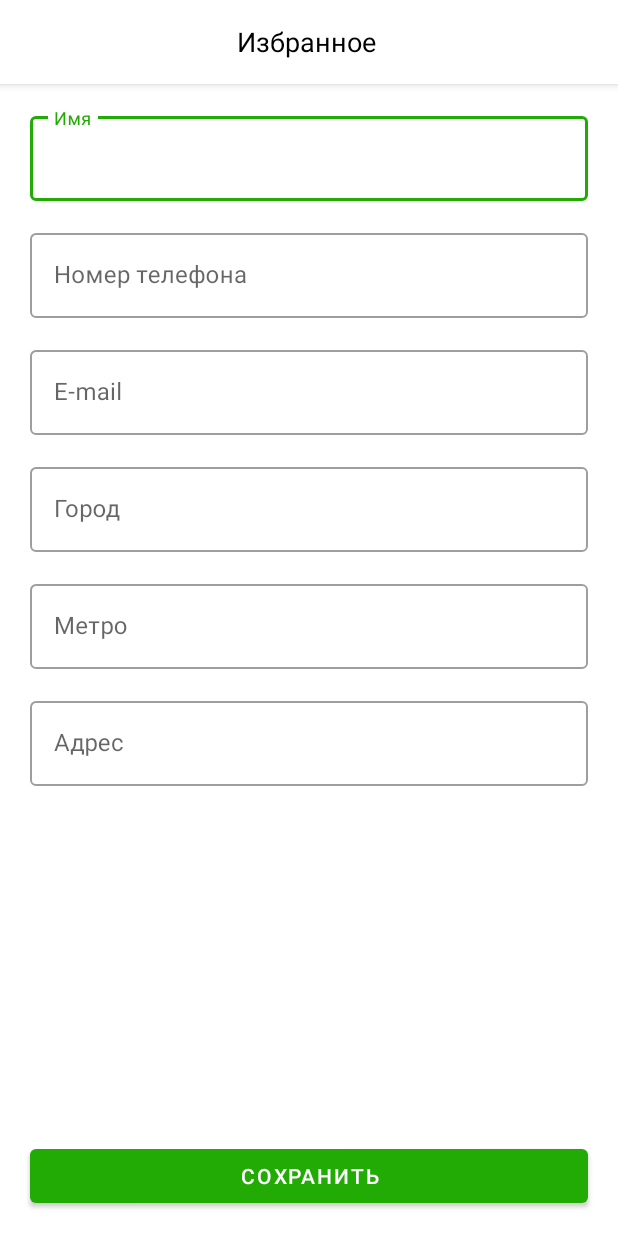
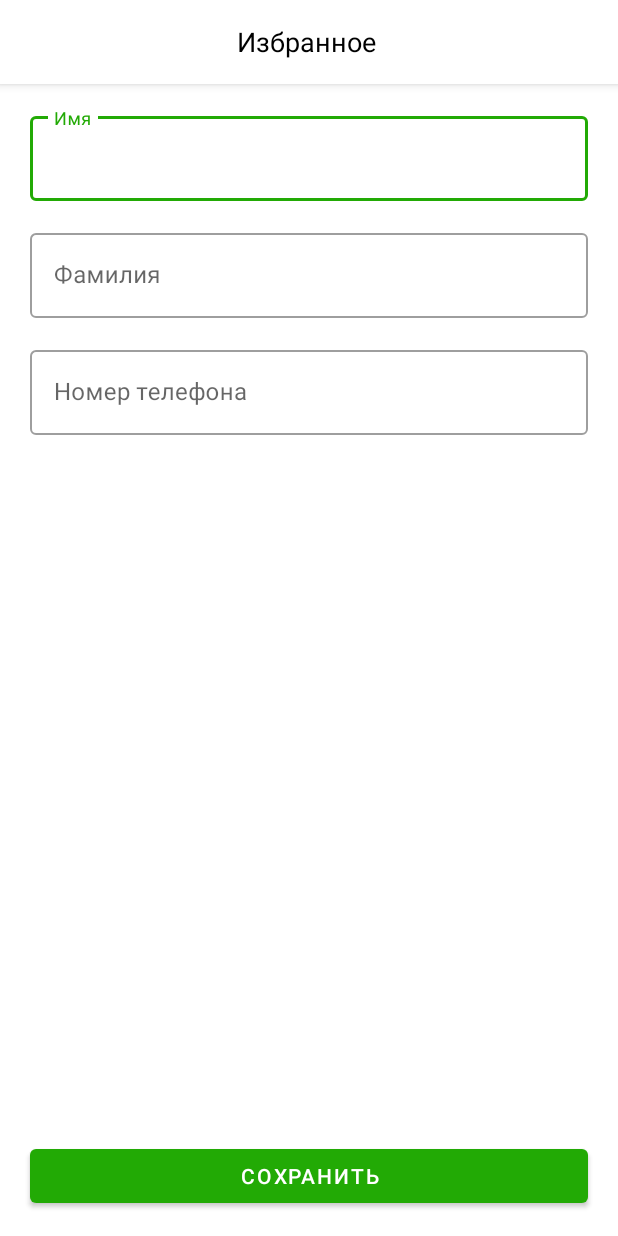
Before and after one commit to Nilairan/world-of-mothers, an Android app: the layout fragment_change_profile.xml on its own in the app's theme, with its tools: preview values and no code run, on a phone screen of 412 x 824 dp. Run offline under Robolectric (Android 15) with nearby library versions, the phone set to English and light mode, and no system bars.

Commit message:
change profile logic

```diff
--- a/app/src/main/java/com/madispace/worldofmothers/App.kt
+++ b/app/src/main/java/com/madispace/worldofmothers/App.kt
@@ -8,6 +8,7 @@ import com.madispace.worldofmothers.ui.catalog.CatalogViewModel
 import com.madispace.worldofmothers.ui.favorites.FavoritesViewModel
 import com.madispace.worldofmothers.ui.product.ProductViewModel
 import com.madispace.worldofmothers.ui.profile.ProfileViewModel
+import com.madispace.worldofmothers.ui.profile.change.ChangeProfileViewModel
 import org.koin.android.ext.koin.androidContext
 import org.koin.android.viewmodel.dsl.viewModel
 import org.koin.core.context.startKoin
@@ -39,5 +40,6 @@ class App : Application() {
         viewModel { ProfileViewModel(get(), get()) }
         viewModel { SignInViewModel(get(), get()) }
         viewModel { SignUpViewModel(get(), get()) }
+        viewModel { ChangeProfileViewModel(get(), get()) }
     }
 }
--- a/app/src/main/java/com/madispace/worldofmothers/ui/auth/SignUpViewModel.kt
+++ b/app/src/main/java/com/madispace/worldofmothers/ui/auth/SignUpViewModel.kt
@@ -14,8 +14,8 @@ import kotlinx.coroutines.flow.onStart
 import kotlinx.coroutines.launch
 
 class SignUpViewModel(
-        private val registerUserUseCase: RegisterUserUseCase,
-        private val validUseCase: ValidUseCase
+    private val registerUserUseCase: RegisterUserUseCase,
+    private val validUseCase: ValidUseCase
 ) : BaseMviViewModel<SignUpViewModel.SignUpState,
         SignUpViewModel.SignUpAction, SignUpViewModel.SignUpEvent>() {
 
--- a/app/src/main/res/layout/fragment_change_profile.xml
+++ b/app/src/main/res/layout/fragment_change_profile.xml
@@ -29,6 +29,28 @@
     </com.google.android.material.textfield.TextInputLayout>
 
     <com.google.android.material.textfield.TextInputLayout
+        android:id="@+id/surnameLayout"
+        android:layout_width="0dp"
+        android:layout_height="wrap_content"
+        style="@style/Widget.MaterialComponents.TextInputLayout.OutlinedBox"
+        android:layout_marginTop="16dp"
+        android:layout_marginStart="20dp"
+        android:layout_marginEnd="20dp"
+        android:hint="@string/surname"
+        app:layout_constraintTop_toBottomOf="@id/nameLayout"
+        app:layout_constraintStart_toStartOf="parent"
+        app:layout_constraintEnd_toEndOf="parent">
+
+        <com.google.android.material.textfield.TextInputEditText
+            android:layout_width="match_parent"
+            android:layout_height="wrap_content"
+            android:imeOptions="actionNext"
+            android:inputType="text"
+            android:maxLines="1" />
+
+    </com.google.android.material.textfield.TextInputLayout>
+
+    <com.google.android.material.textfield.TextInputLayout
         android:id="@+id/phoneLayout"
         android:layout_width="0dp"
         android:layout_height="wrap_content"
@@ -37,7 +59,7 @@
         android:layout_marginStart="20dp"
         android:layout_marginEnd="20dp"
         android:hint="@string/phone_number"
-        app:layout_constraintTop_toBottomOf="@id/nameLayout"
+        app:layout_constraintTop_toBottomOf="@id/surnameLayout"
         app:layout_constraintStart_toStartOf="parent"
         app:layout_constraintEnd_toEndOf="parent">
 
@@ -45,90 +67,70 @@
             android:id="@+id/phoneEditText"
             android:layout_width="match_parent"
             android:layout_height="wrap_content"
-            android:inputType="number" />
+            android:inputType="number"
+            android:digits="0123456789()-+ " />
 
     </com.google.android.material.textfield.TextInputLayout>
 
-    <com.google.android.material.textfield.TextInputLayout
-        android:id="@+id/emailLayout"
-        android:layout_width="0dp"
-        android:layout_height="wrap_content"
-        style="@style/Widget.MaterialComponents.TextInputLayout.OutlinedBox"
-        android:layout_marginTop="16dp"
-        android:layout_marginStart="20dp"
-        android:layout_marginEnd="20dp"
-        android:hint="@string/e_mail"
-        app:layout_constraintTop_toBottomOf="@id/phoneLayout"
-        app:layout_constraintStart_toStartOf="parent"
-        app:layout_constraintEnd_toEndOf="parent">
+    <!--    <com.google.android.material.textfield.TextInputLayout-->
+    <!--        android:id="@+id/cityLayout"-->
+    <!--        android:layout_width="0dp"-->
+    <!--        android:layout_height="wrap_content"-->
+    <!--        style="@style/Widget.MaterialComponents.TextInputLayout.OutlinedBox"-->
+    <!--        android:layout_marginTop="16dp"-->
+    <!--        android:layout_marginStart="20dp"-->
+    <!--        android:layout_marginEnd="20dp"-->
+    <!--        android:hint="@string/city"-->
+    <!--        app:layout_constraintTop_toBottomOf="@id/emailLayout"-->
+    <!--        app:layout_constraintStart_toStartOf="parent"-->
+    <!--        app:layout_constraintEnd_toEndOf="parent">-->
 
-        <com.google.android.material.textfield.TextInputEditText
-            android:id="@+id/emailEditText"
-            android:layout_width="match_parent"
-            android:layout_height="wrap_content"
-            android:inputType="textEmailAddress" />
+    <!--        <com.google.android.material.textfield.TextInputEditText-->
+    <!--            android:id="@+id/cityEditText"-->
+    <!--            android:layout_width="match_parent"-->
+    <!--            android:layout_height="wrap_content" />-->
 
-    </com.google.android.material.textfield.TextInputLayout>
+    <!--    </com.google.android.material.textfield.TextInputLayout>-->
 
-    <com.google.android.material.textfield.TextInputLayout
-        android:id="@+id/cityLayout"
-        android:layout_width="0dp"
-        android:layout_height="wrap_content"
-        style="@style/Widget.MaterialComponents.TextInputLayout.OutlinedBox"
-        android:layout_marginTop="16dp"
-        android:layout_marginStart="20dp"
-        android:layout_marginEnd="20dp"
-        android:hint="@string/city"
-        app:layout_constraintTop_toBottomOf="@id/emailLayout"
-        app:layout_constraintStart_toStartOf="parent"
-        app:layout_constraintEnd_toEndOf="parent">
+    <!--    <com.google.android.material.textfield.TextInputLayout-->
+    <!--        android:id="@+id/metroLayout"-->
+    <!--        android:layout_width="0dp"-->
+    <!--        android:layout_height="wrap_content"-->
+    <!--        style="@style/Widget.MaterialComponents.TextInputLayout.OutlinedBox"-->
+    <!--        android:layout_marginTop="16dp"-->
+    <!--        android:layout_marginStart="20dp"-->
+    <!--        android:layout_marginEnd="20dp"-->
+    <!--        android:hint="@string/metro"-->
+    <!--        app:layout_constraintTop_toBottomOf="@id/cityLayout"-->
+    <!--        app:layout_constraintStart_toStartOf="parent"-->
+    <!--        app:layout_constraintEnd_toEndOf="parent">-->
 
-        <com.google.android.material.textfield.TextInputEditText
-            android:id="@+id/cityEditText"
-            android:layout_width="match_parent"
-            android:layout_height="wrap_content" />
+    <!--        <com.google.android.material.textfield.TextInputEditText-->
+    <!--            android:id="@+id/metroEditText"-->
+    <!--            android:layout_width="match_parent"-->
+    <!--            android:layout_height="wrap_content" />-->
 
-    </com.google.android.material.textfield.TextInputLayout>
+    <!--    </com.google.android.material.textfield.TextInputLayout>-->
 
-    <com.google.android.material.textfield.TextInputLayout
-        android:id="@+id/metroLayout"
-        android:layout_width="0dp"
-        android:layout_height="wrap_content"
-        style="@style/Widget.MaterialComponents.TextInputLayout.OutlinedBox"
-        android:layout_marginTop="16dp"
-        android:layout_marginStart="20dp"
-        android:layout_marginEnd="20dp"
-        android:hint="@string/metro"
-        app:layout_constraintTop_toBottomOf="@id/cityLayout"
-        app:layout_constraintStart_toStartOf="parent"
-        app:layout_constraintEnd_toEndOf="parent">
+    <!--    <com.google.android.material.textfield.TextInputLayout-->
+    <!--        android:id="@+id/addressLayout"-->
+    <!--        android:layout_width="0dp"-->
+    <!--        android:layout_height="wrap_content"-->
+    <!--        style="@style/Widget.MaterialComponents.TextInputLayout.OutlinedBox"-->
+    <!--        android:layout_marginTop="16dp"-->
+    <!--        android:layout_marginStart="20dp"-->
+    <!--        android:layout_marginEnd="20dp"-->
+    <!--        android:hint="@string/address"-->
+    <!--        app:layout_constraintTop_toBottomOf="@id/metroLayout"-->
+    <!--        app:layout_constraintStart_toStartOf="parent"-->
+    <!--        app:layout_constraintEnd_toEndOf="parent">-->
 
-        <com.google.android.material.textfield.TextInputEditText
-            android:id="@+id/metroEditText"
-            android:layout_width="match_parent"
-            android:layout_height="wrap_content" />
+    <!--        <com.google.android.material.textfield.TextInputEditText-->
+    <!--            android:id="@+id/addressEditText"-->
+    <!--            android:layout_width="match_parent"-->
+    <!--            android:layout_height="wrap_content" />-->
 
-    </com.google.android.material.textfield.TextInputLayout>
-
-    <com.google.android.material.textfield.TextInputLayout
-        android:id="@+id/addressLayout"
-        android:layout_width="0dp"
-        android:layout_height="wrap_content"
-        style="@style/Widget.MaterialComponents.TextInputLayout.OutlinedBox"
-        android:layout_marginTop="16dp"
-        android:layout_marginStart="20dp"
-        android:layout_marginEnd="20dp"
-        android:hint="@string/address"
-        app:layout_constraintTop_toBottomOf="@id/metroLayout"
-        app:layout_constraintStart_toStartOf="parent"
-        app:layout_constraintEnd_toEndOf="parent">
-
-        <com.google.android.material.textfield.TextInputEditText
-            android:id="@+id/addressEditText"
-            android:layout_width="match_parent"
-            android:layout_height="wrap_content" />
-
-    </com.google.android.material.textfield.TextInputLayout>
+    <!--    </com.google.android.material.textfield.TextInputLayout>-->
 
     <com.google.android.material.button.MaterialButton
         android:id="@+id/saveButton"
@@ -142,4 +144,9 @@
         app:layout_constraintEnd_toEndOf="parent"
         app:layout_constraintBottom_toBottomOf="parent" />
 
+    <include
+        android:id="@+id/progressBar"
+        android:visibility="gone"
+        layout="@layout/item_progress" />
+
 </androidx.constraintlayout.widget.ConstraintLayout>
--- a/domain/src/main/java/com/madispace/domain/repository/UserRepository.kt
+++ b/domain/src/main/java/com/madispace/domain/repository/UserRepository.kt
@@ -12,4 +12,9 @@ interface UserRepository {
     fun getUserProfile(): Flow<Profile>
     fun getUserProduct(): Flow<List<ProductShort>>
     suspend fun uploadFile(file: ByteArray, mediaType: String, fileName: String): Boolean
+    fun editProfile(
+        firstName: String,
+        surname: String,
+        tel: String,
+    ): Flow<Profile>
 }
```
Also changed, not shown: app/src/main/java/com/madispace/worldofmothers/ui/profile/ProfileFragment.kt (+4 -4 lines), app/src/main/java/com/madispace/worldofmothers/ui/profile/ProfileViewModel.kt (+4 -6 lines), app/src/main/java/com/madispace/worldofmothers/ui/profile/change/ChangeProfileFragment.kt (+83 -6 lines), app/src/main/java/com/madispace/worldofmothers/ui/profile/change/ChangeProfileViewModel.kt (added, +116 -0 lines), core/src/main/java/com/madispace/core/network/common/Api.kt (+7 -4 lines), core/src/main/java/com/madispace/core/network/datasource/user/UserDataSource.kt (+19 -1 lines), core/src/main/java/com/madispace/core/network/dto/user/ChangeProfileRequest.kt (added, +12 -0 lines), core/src/main/java/com/madispace/core/repository/UserRepositoryImpl.kt (+9 -1 lines).
